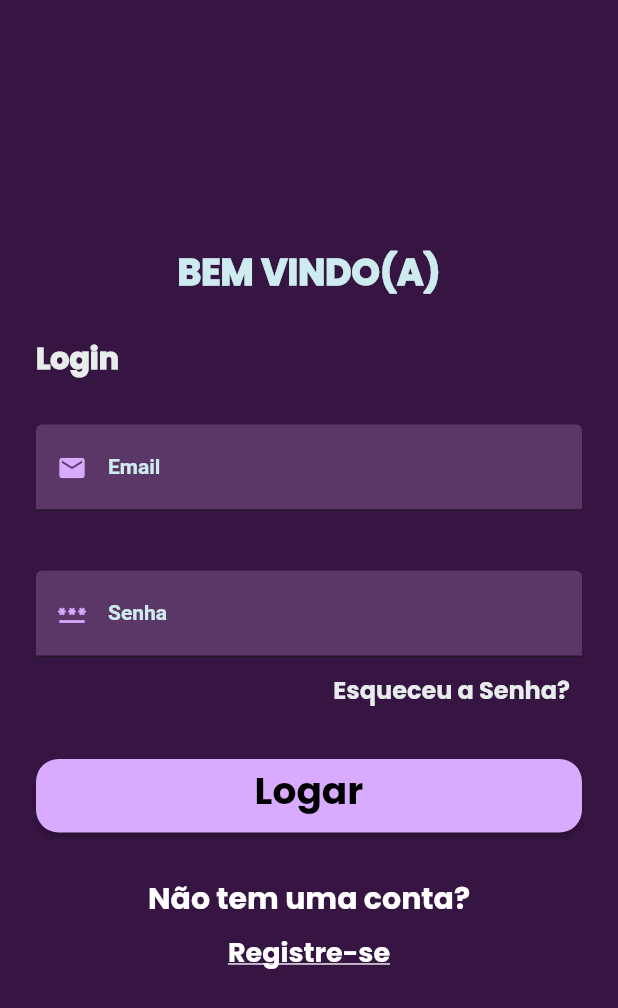
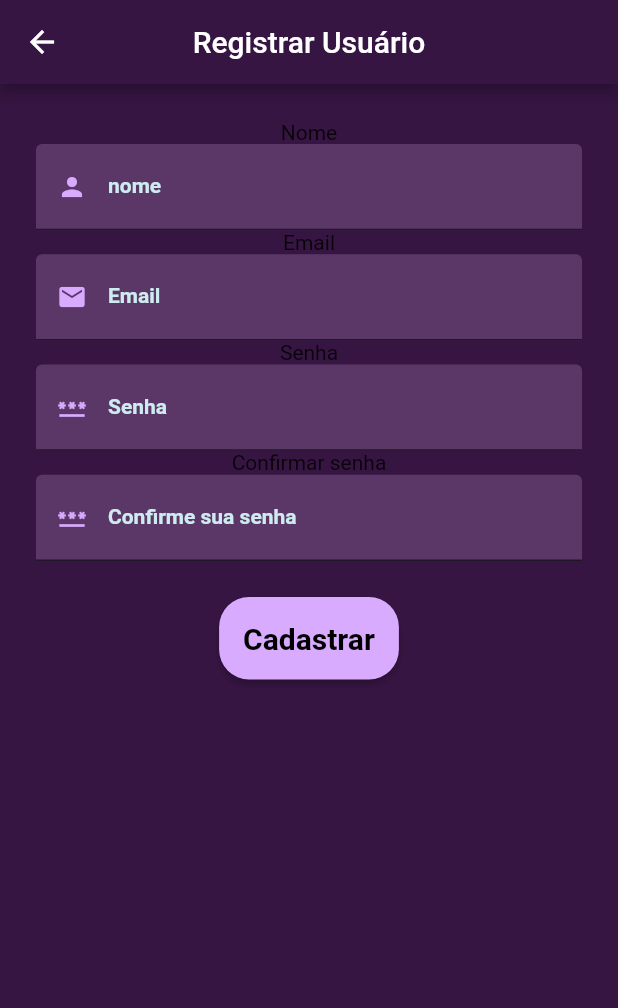
Before and after one commit to nickolas-silva/gerenciador_de_despesas, a Flutter app: the screen it shows after launch, after a tap on "Registre-se", on a phone screen of 412 x 824 dp. Shown: the top 1008 px of the screen. Run offline on Flutter 3.47's test engine with Material 2 defaults, Android fonts, the phone set to English and light mode, and no system bars; our stand-ins replace flutter_slidable, shared_preferences; missing offline and left inert: d_chart, dart:ffi, validatorless; Roboto replaces fonts that are missing (JetBrains Mono).

Commit message:
feat: regist user

```diff
--- a/lib/main.dart
+++ b/lib/main.dart
@@ -1,10 +1,11 @@
 import 'package:flutter/material.dart';
 import 'package:flutter/widgets.dart';
 import 'package:gd_app/view/pages/login.dart';
+import 'package:gd_app/view/pages/register.dart';
 
 import 'view/pages/home.dart';
 
-void main(){
+void main() {
   runApp(MyApp());
 }
 
@@ -18,8 +19,9 @@ class MyApp extends StatelessWidget {
       title: 'gd_app',
       initialRoute: '/login',
       routes: {
-        '/login' :(context) => ViewLogin(),
-        '/home' :(context) => ViewHome(),
+        '/login': (context) => ViewLogin(),
+        '/home': (context) => ViewHome(),
+        '/register': (context) => Register(),
       },
     );
   }
--- a/lib/view/pages/login.dart
+++ b/lib/view/pages/login.dart
@@ -14,12 +14,12 @@ class ViewLogin extends StatefulWidget {
 }
 
 class _ViewLoginState extends State<ViewLogin> {
-  late TextEditingController textEditingControllerEmail, textEditingControllerPassword;
+  late TextEditingController textEditingControllerEmail,
+      textEditingControllerPassword;
   final formKey = GlobalKey<FormState>();
 
-
   @override
-  void initState(){
+  void initState() {
     textEditingControllerEmail = TextEditingController();
     textEditingControllerPassword = TextEditingController();
     textEditingControllerEmail.text = '';
@@ -37,8 +37,9 @@ class _ViewLoginState extends State<ViewLogin> {
           child: Column(
             mainAxisSize: MainAxisSize.min,
             children: [
-              const SizedBox(height: 172,),
-
+              const SizedBox(
+                height: 172,
+              ),
               WidgetText(
                 text: 'BEM VINDO(A)',
                 color: azul,
@@ -46,16 +47,20 @@ class _ViewLoginState extends State<ViewLogin> {
                 size: 24,
                 weight: FontWeight.w900,
               ),
-
-              const SizedBox(height: 35,),
-
+              const SizedBox(
+                height: 35,
+              ),
               Align(
                   alignment: Alignment.centerLeft,
-                child: WidgetText(text: 'Login', color: branco, size: 20, weight: FontWeight.w900,)
+                  child: WidgetText(
+                    text: 'Login',
+                    color: branco,
+                    size: 20,
+                    weight: FontWeight.w900,
+                  )),
+              const SizedBox(
+                height: 32,
               ),
-
-              const SizedBox(height: 32,),
-
               Form(
                 key: formKey,
                 child: Column(
@@ -69,11 +74,10 @@ class _ViewLoginState extends State<ViewLogin> {
                         Validatorless.required('E-mail Obrigatório'),
                         Validatorless.email('Email Inválido')
                       ]),
-
                     ),
-
-              const SizedBox(height: 40,),
-
+                    const SizedBox(
+                      height: 40,
+                    ),
                     WidgetTextFormField(
                       label: 'Senha',
                       textEditingController: textEditingControllerPassword,
@@ -81,14 +85,13 @@ class _ViewLoginState extends State<ViewLogin> {
                       hint: 'Digite sua senha',
                       validator: Validatorless.multiple([
                         Validatorless.required('Senha obrigatória'),
-                  Validatorless.min(6, 'Senha precisa ter pelo menos 6 caracteres')
+                        Validatorless.min(
+                            6, 'Senha precisa ter pelo menos 6 caracteres')
                       ]),
                     ),
                   ],
                 ),
               ),
-
-
               Align(
                 alignment: Alignment.centerRight,
                 child: TextButton(
@@ -98,26 +101,20 @@ class _ViewLoginState extends State<ViewLogin> {
                       color: branco,
                       size: 16,
                       weight: FontWeight.w700,
-
-                  )
+                    )),
               ),
+              const SizedBox(
+                height: 20,
               ),
-
-              const SizedBox(height: 20,),
-
               ElevatedButton(
                 style: ElevatedButton.styleFrom(
                     backgroundColor: roxoClaro,
                     shape: RoundedRectangleBorder(
-                    borderRadius: BorderRadius.circular(15)
-                  )
-
-                ),
+                        borderRadius: BorderRadius.circular(15))),
                 onPressed: () {
                   var formValid = formKey.currentState?.validate() ?? false;
-                  if(formValid){
+                  if (formValid) {
                     Navigator.pushNamed(context, '/home');
-
                   }
                 },
                 child: Row(
@@ -133,20 +130,18 @@ class _ViewLoginState extends State<ViewLogin> {
                   ],
                 ),
               ),
-
-              const SizedBox(height: 36,),
-
+              const SizedBox(
+                height: 36,
+              ),
               WidgetText(
                 text: 'Não tem uma conta?',
                 color: Colors.white,
                 size: 20,
                 weight: FontWeight.w700,
               ),
-
               TextButton(
                   onPressed: () {
-               //Rota tela de cadastro
-
+                    Navigator.pushNamed(context, '/register');
                   },
                   child: Text(
                     'Registre-se',
@@ -155,18 +150,12 @@ class _ViewLoginState extends State<ViewLogin> {
                         color: Colors.white,
                         fontFamily: 'Poppins',
                         decoration: TextDecoration.underline,
-                  fontWeight: FontWeight.w700
-                ),
-              )
-            )
-
+                        fontWeight: FontWeight.w700),
+                  ))
             ],
           ),
-
         ),
-
       ),
-
     );
   }
 }
--- /dev/null
+++ b/lib/view/pages/register.dart
@@ -0,0 +1,121 @@
+import 'dart:ui';
+
+import 'package:flutter/material.dart';
+import 'package:flutter/src/widgets/container.dart';
+import 'package:flutter/src/widgets/framework.dart';
+import 'package:gd_app/view/colors.dart';
+import 'package:gd_app/widgets/widgetformfield.dart';
+import 'package:validatorless/validatorless.dart';
+
+class Register extends StatefulWidget {
+  const Register({super.key});
+
+  @override
+  State<Register> createState() => _RegisterState();
+}
+
+class _RegisterState extends State<Register> {
+  TextEditingController nameController = TextEditingController();
+  TextEditingController emailController = TextEditingController();
+  TextEditingController passwordController = TextEditingController();
+  TextEditingController passwordConfirmController = TextEditingController();
+
+  final key = GlobalKey<FormState>();
+
+  @override
+  Widget build(BuildContext context) {
+    return Scaffold(
+      backgroundColor: roxoForte,
+      appBar: AppBar(
+        title: const Text("Registrar Usuário"),
+        centerTitle: true,
+        backgroundColor: roxoForte,
+      ),
+      body: Container(
+        padding: const EdgeInsets.symmetric(horizontal: 24, vertical: 24),
+        child: Form(
+          key: key,
+          child: Column(
+            children: [
+              const Text("Nome"),
+              WidgetTextFormField(
+                label: "nome",
+                textEditingController: nameController,
+                icon: Icons.person,
+                hint: "Digite seu nome",
+                validator: Validatorless.multiple([
+                  Validatorless.required("Nome obrigatório!"),
+                  Validatorless.max(100, "Nome muito grande"),
+                ]),
+              ),
+              const Text("Email"),
+              WidgetTextFormField(
+                label: "Email",
+                textEditingController: emailController,
+                icon: Icons.email,
+                hint: "Digite seu email",
+                validator: Validatorless.multiple([
+                  Validatorless.required("Email obrigatório!"),
+                  Validatorless.max(100, "Email muito grande!"),
+                  Validatorless.email("Email em formato incorreto!")
+                ]),
+              ),
+              const Text("Senha"),
+              WidgetTextFormField(
+                label: "Senha",
+                textEditingController: passwordController,
+                icon: Icons.password,
+                hint: "Digite sua senha",
+                validator: Validatorless.multiple([
+                  Validatorless.required("Nome obrigatório!"),
+                  Validatorless.max(100, "Nome muito grande"),
+                  Validatorless.min(6, "Senha muit curta"),
+                  Validatorless.compare(
+                      passwordConfirmController, "As Senhas preciam ser iguais")
+                ]),
+              ),
+              const Text("Confirmar senha"),
+              WidgetTextFormField(
+                label: "Confirme sua senha",
+                textEditingController: passwordConfirmController,
+                icon: Icons.password,
+                hint: "confirme sua senha",
+                validator: Validatorless.multiple([
+                  Validatorless.required("Nome obrigatório!"),
+                  Validatorless.max(100, "Nome muito grande"),
+                  Validatorless.min(6, "Senha muito curta"),
+                  Validatorless.compare(
+                      passwordController, "As Senhas preciam ser iguais")
+                ]),
+              ),
+              const SizedBox(
+                height: 24,
+              ),
+              ElevatedButton(
+                onPressed: () {
+                  final validation = key.currentState?.validate() ?? false;
+                  if (validation) Navigator.pop(context);
+                },
+                // Cadastrar
+                child: const Text(
+                  "Cadastrar",
+                  style: const TextStyle(
+                      color: Colors.black,
+                      fontSize: 20,
+                      fontWeight: FontWeight.bold),
+                ),
+                style: ElevatedButton.styleFrom(
+                  backgroundColor: roxoClaro,
+                  shape: RoundedRectangleBorder(
+                    borderRadius: BorderRadius.circular(20),
+                  ),
+                  padding: const EdgeInsets.all(16),
+                ),
+              ),
+            ],
+          ),
+        ),
+      ),
+    );
+  }
+}
```
Lines whose indentation alone changed are shown as unchanged.
